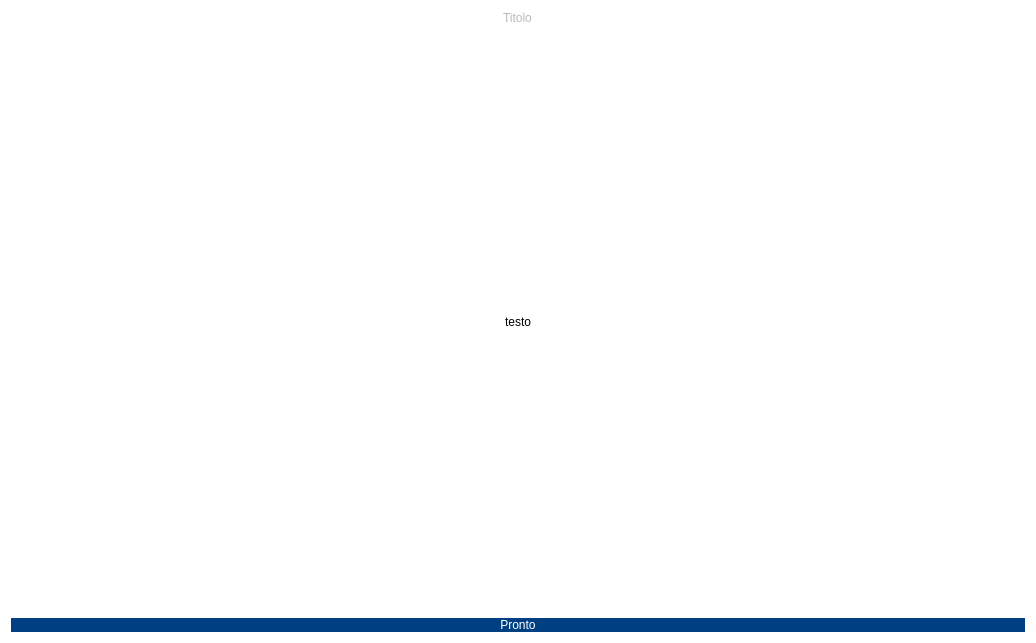
Qt form GUI/qtdesigner/TextPage.ui (cosfederico/Interfaccia-Tesi) before a commit.
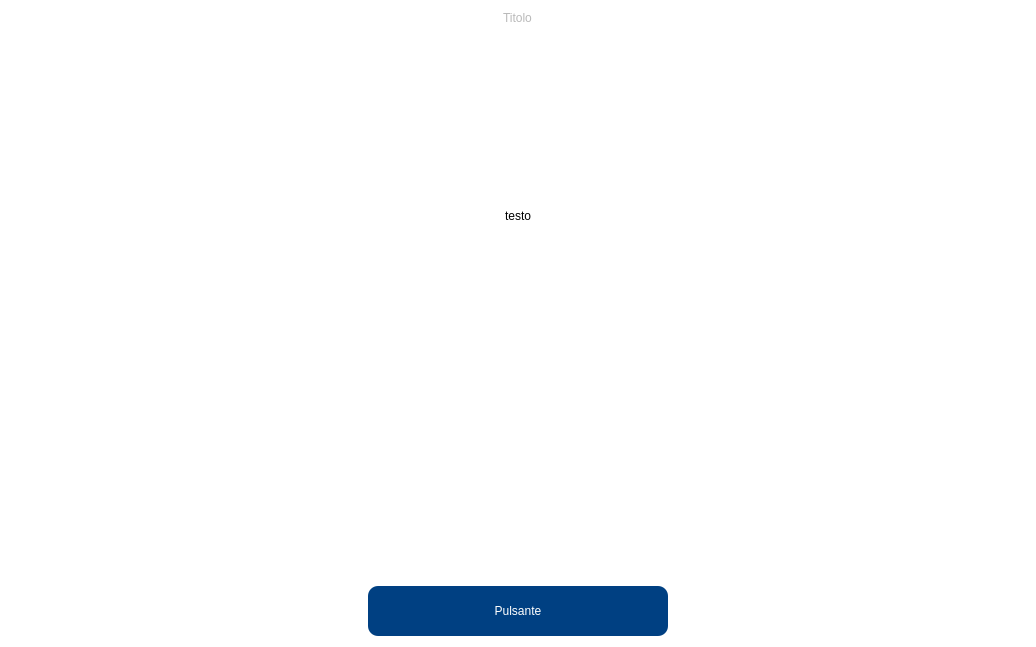
The same form after that commit.

Commit message: made GUI bigger

```diff
--- a/GUI/qtdesigner/TextPage.ui
+++ b/GUI/qtdesigner/TextPage.ui
@@ -7,7 +7,7 @@
     <x>0</x>
     <y>0</y>
     <width>1036</width>
-    <height>643</height>
+    <height>647</height>
    </rect>
   </property>
   <property name="windowTitle">
@@ -44,6 +44,12 @@
    </item>
    <item row="2" column="0" alignment="Qt::AlignHCenter">
     <widget class="QLabel" name="text">
+     <property name="minimumSize">
+      <size>
+       <width>0</width>
+       <height>0</height>
+      </size>
+     </property>
      <property name="styleSheet">
       <string notr="true">font: 12pt &quot;Rubik Light&quot;;
 background-color: rgba(255, 255, 255, 0);</string>
@@ -53,20 +59,45 @@
      </property>
     </widget>
    </item>
-   <item row="4" column="0">
+   <item row="1" column="0">
+    <spacer name="verticalSpacer">
+     <property name="orientation">
+      <enum>Qt::Vertical</enum>
+     </property>
+     <property name="sizeHint" stdset="0">
+      <size>
+       <width>20</width>
+       <height>40</height>
+      </size>
+     </property>
+    </spacer>
+   </item>
+   <item row="5" column="0" alignment="Qt::AlignHCenter">
     <widget class="QPushButton" name="ready_button">
+     <property name="minimumSize">
+      <size>
+       <width>300</width>
+       <height>50</height>
+      </size>
+     </property>
+     <property name="maximumSize">
+      <size>
+       <width>300</width>
+       <height>16777215</height>
+      </size>
+     </property>
      <property name="styleSheet">
-      <string notr="true">border-radius: 20px;
-background-color: rgb(0, 64, 130);
-font: 12pt &quot;Rubik Light&quot;;
-color: rgb(255,255,255);</string>
+      <string notr="true">border-radius: 10px;
+font: 15pt &quot;Rubik Light&quot;;
+color: rgb(255,255,255);
+background-color: rgb(0, 64, 130);</string>
      </property>
      <property name="text">
-      <string>Pronto</string>
+      <string>Pulsante</string>
      </property>
     </widget>
    </item>
-   <item row="3" column="0">
+   <item row="4" column="0">
     <spacer name="verticalSpacer_2">
      <property name="orientation">
       <enum>Qt::Vertical</enum>
@@ -79,6 +110,19 @@
      </property>
     </spacer>
    </item>
+   <item row="3" column="0">
+    <spacer name="verticalSpacer_3">
+     <property name="orientation">
+      <enum>Qt::Vertical</enum>
+     </property>
+     <property name="sizeHint" stdset="0">
+      <size>
+       <width>20</width>
+       <height>40</height>
+      </size>
+     </property>
+    </spacer>
+   </item>
   </layout>
  </widget>
  <resources>
```
Left out of the diff: 21 changed lines with no effect on the pictures. The commit also changes 6 other files.
